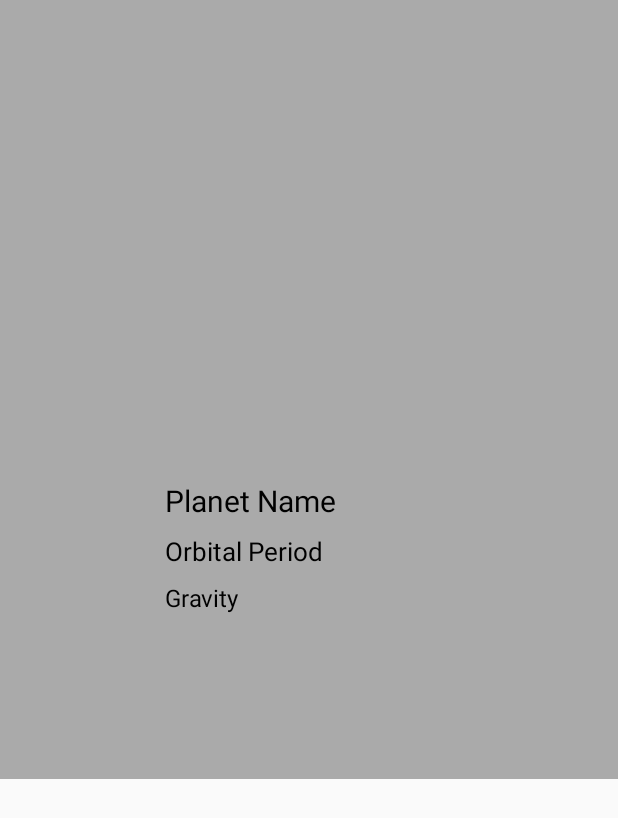
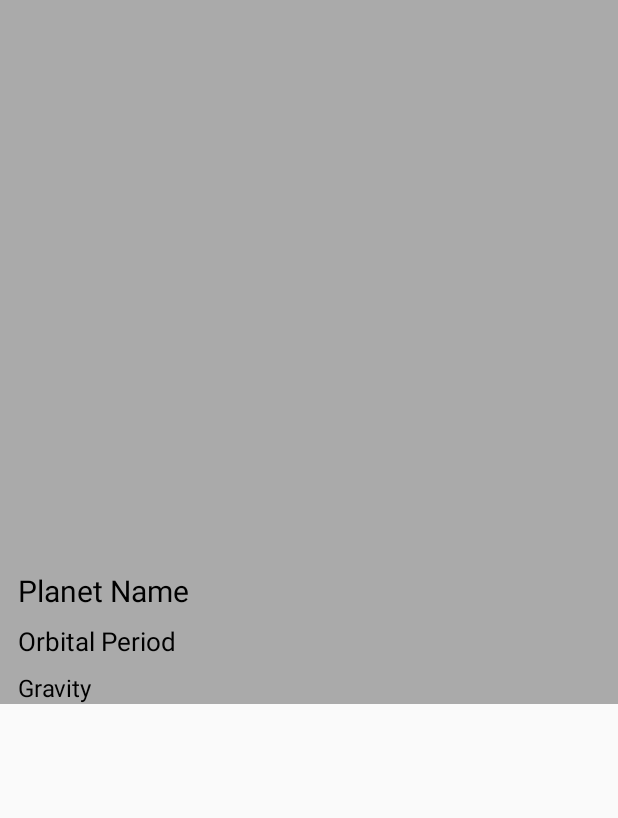
Before and after one commit to bitf2a544/StarWarsPlanets, an Android app built with Jetpack Compose: the layout fragment_planet_detail.xml on its own in the app's theme, with its tools: preview values and no code run, on a phone screen of 412 x 824 dp. Shown: the top 818 px of the screen. Run offline under Robolectric (Android 15) with nearby library versions, the phone set to English and light mode, and no system bars; network calls fail.

```diff
--- a/app/src/main/AndroidManifest.xml
+++ b/app/src/main/AndroidManifest.xml
@@ -8,6 +8,7 @@
 
     <application
         android:allowBackup="true"
+        android:name=".MyApplication"
         android:dataExtractionRules="@xml/data_extraction_rules"
         android:fullBackupContent="@xml/backup_rules"
         android:icon="@mipmap/ic_launcher"
@@ -19,6 +20,7 @@
         <activity
             android:name=".MainActivity"
             android:exported="true"
+            android:screenOrientation="portrait"
             android:networkSecurityConfig="@xml/network_security_config"
             android:label="@string/app_name"
             android:theme="@style/Theme.StarWarsPlanetsAssignment">
--- a/app/src/main/res/layout/fragment_planet_detail.xml
+++ b/app/src/main/res/layout/fragment_planet_detail.xml
@@ -6,12 +6,15 @@
     android:layout_width="match_parent"
     android:layout_height="wrap_content"
     android:background="@android:color/darker_gray"
-    android:padding="110dp">
+    android:paddingTop="120dp"
+    android:paddingStart="12dp"
+    android:paddingEnd="12dp">
 
     <androidx.appcompat.widget.AppCompatImageView
         android:id="@+id/planetImage"
-        android:layout_width="0dp"
-        android:layout_height="200dp"
+        android:layout_width="match_parent"
+        android:layout_height="wrap_content"
+        android:minHeight="250dp"
         app:layout_constraintEnd_toEndOf="parent"
         app:layout_constraintStart_toStartOf="parent"
         app:layout_constraintTop_toTopOf="parent" />
--- a/gradle/libs.versions.toml
+++ b/gradle/libs.versions.toml
@@ -12,6 +12,7 @@ appcompat = "1.7.1"
 material = "1.13.0"
 activity = "1.9.3"
 constraintlayout = "2.2.1"
+hilt = "2.52"
 
 [libraries]
 androidx-core-ktx = { group = "androidx.core", name = "core-ktx", version.ref = "coreKtx" }
@@ -38,3 +39,4 @@ android-application = { id = "com.android.application", version.ref = "agp" }
 kotlin-android = { id = "org.jetbrains.kotlin.android", version.ref = "kotlin" }
 kotlin-compose = { id = "org.jetbrains.kotlin.plugin.compose", version.ref = "kotlin" }
 kotlin-parcelize = { id = "org.jetbrains.kotlin.plugin.parcelize", version.ref = "kotlin" }
+hilt = { id = "com.google.dagger.hilt.android", version.ref = "hilt" }
```
Also changed, not shown: app/src/main/java/com/example/starwarsplanetsassignment/MainActivity.kt (+8 -2 lines), app/src/main/java/com/example/starwarsplanetsassignment/PlanetDetailFragment.kt (+8 -3 lines).
